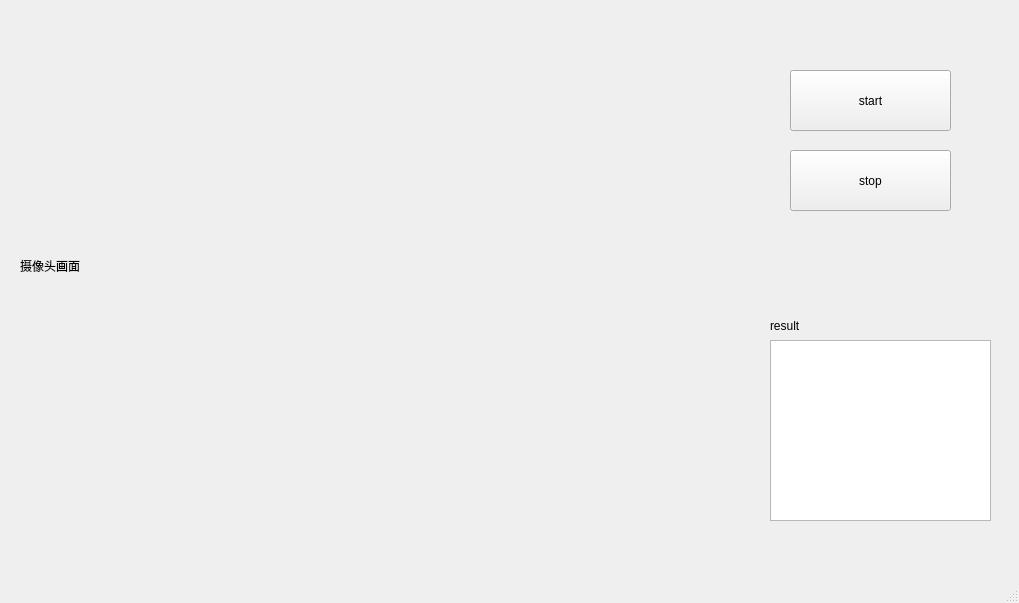
First picture: the form in GUI/useModel.ui, repository k3bluesky/CV_toolBox, before the edit.
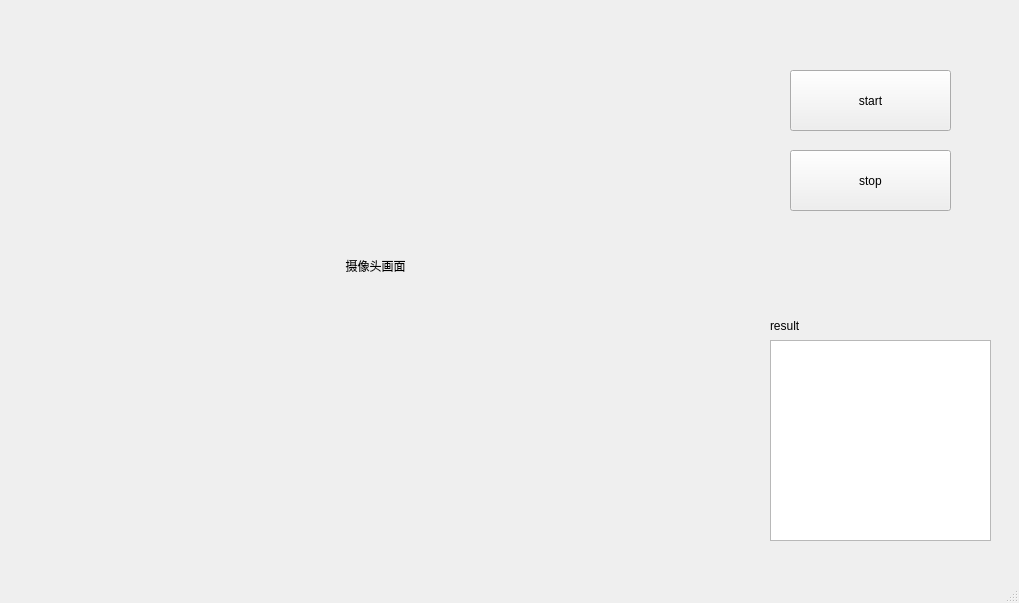
Second picture: the form after the edit.

```diff
--- a/GUI/useModel.ui
+++ b/GUI/useModel.ui
@@ -26,6 +26,9 @@
     <property name="text">
      <string>摄像头画面</string>
     </property>
+    <property name="alignment">
+     <set>Qt::AlignCenter</set>
+    </property>
    </widget>
    <widget class="QPushButton" name="pushButton">
     <property name="geometry">
@@ -66,13 +69,13 @@
      <string>result</string>
     </property>
    </widget>
-   <widget class="QTextBrowser" name="textBrowser">
+   <widget class="QTextEdit" name="resultEdit">
     <property name="geometry">
      <rect>
       <x>770</x>
       <y>340</y>
       <width>221</width>
-      <height>181</height>
+      <height>201</height>
      </rect>
     </property>
    </widget>
```
Left out of the diff: 8 changed lines with no effect on the pictures.
